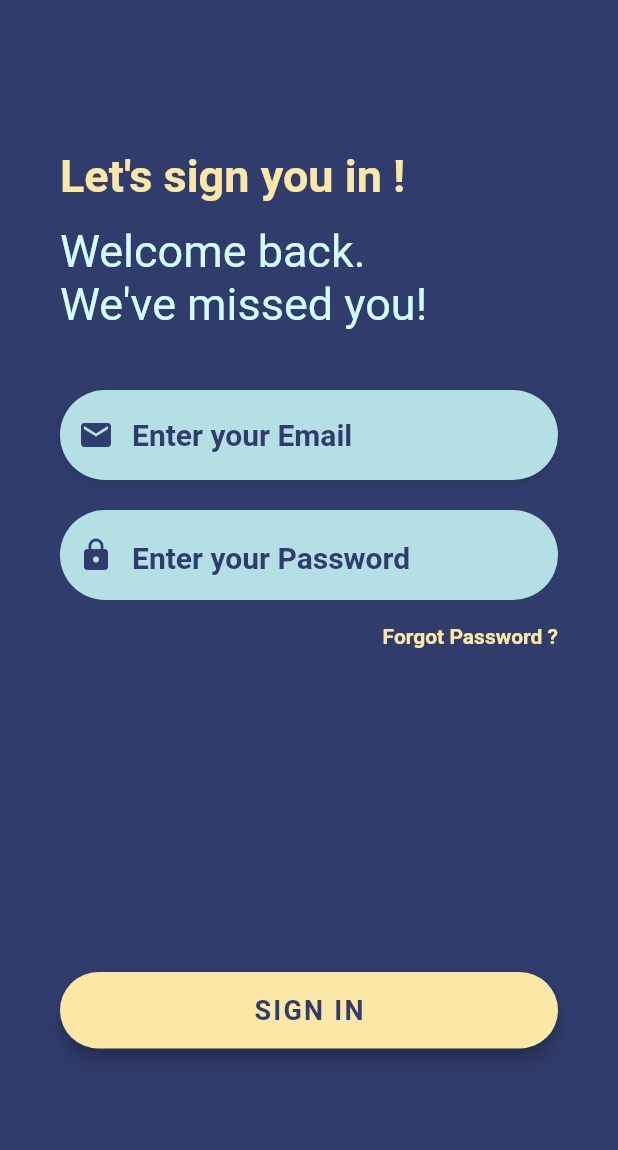
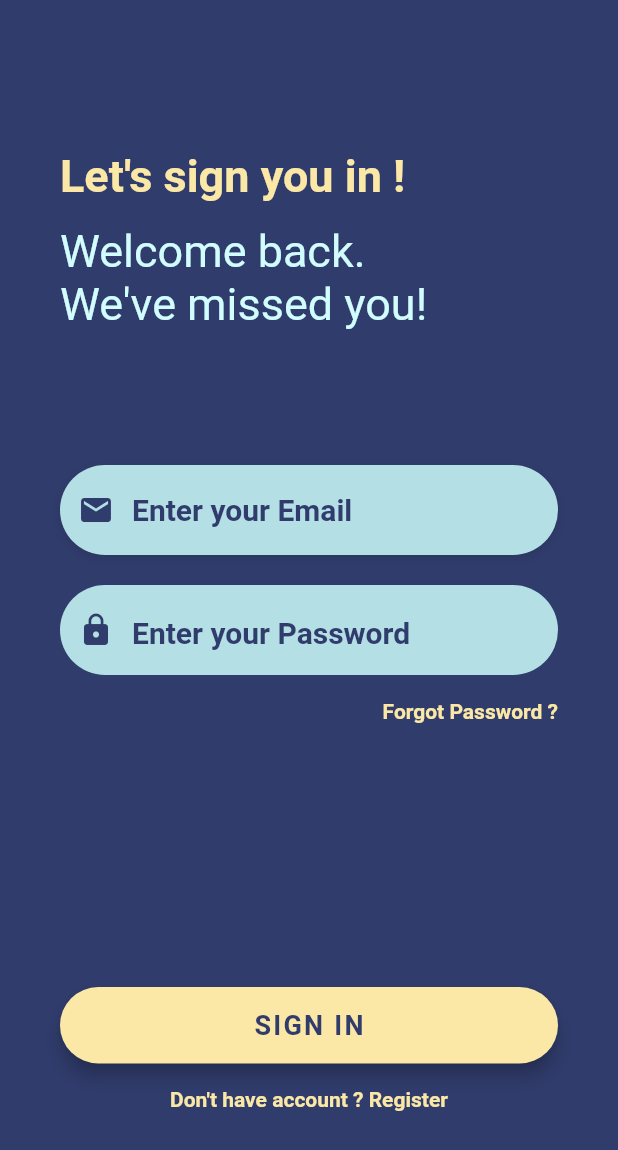
Before and after one commit to Necrelox/AR-U-Here, a Flutter app: the screen it shows after launch, after a tap on "Démarrer", on a phone screen of 412 x 824 dp. Shown: the top 1150 px of the screen. Run offline on Flutter 3.47's test engine with Material 2 defaults, Android fonts, the phone set to English and light mode, and no system bars; our stand-ins replace font_awesome_flutter, google_fonts; Roboto replaces fonts that are missing (OpenSans).

Commit message:
Add register button

```diff
--- a/App/lib/login.dart
+++ b/App/lib/login.dart
@@ -4,7 +4,9 @@ import 'package:flutter/services.dart';
 
 class Login extends StatelessWidget {
   Widget _email() {
-    return Column(
+    return Container(
+      padding: EdgeInsets.only(top: 40.0),
+      child: Column(
         crossAxisAlignment: CrossAxisAlignment.start,
         children: <Widget>[
           const SizedBox(height: 10.0),
@@ -47,6 +49,7 @@ class Login extends StatelessWidget {
             ),
           ),
         ],
+      ),
     );
   }
 
@@ -120,7 +123,7 @@ class Login extends StatelessWidget {
 
   Widget _loginBtn() {
     return Container(
-      padding: EdgeInsets.symmetric(vertical: 200.0),
+      padding: EdgeInsets.only(top: 160.0),
       width: double.infinity,
       child: RaisedButton(
         elevation: 5.0,
@@ -147,10 +150,9 @@ class Login extends StatelessWidget {
   Widget _register() {
     return Container(
       alignment: Alignment.center,
-      // ignore: deprecated_member_use
       child: FlatButton(
         onPressed: () => print("Register"),
-        padding: const EdgeInsets.only(top: 0.0),
+        // padding: const EdgeInsets.only(top: 0.0),
         child: const Text(
           "Don't have account ? Register",
           style: TextStyle(
@@ -204,7 +206,7 @@ class Login extends StatelessWidget {
                   Column(
                     mainAxisAlignment: MainAxisAlignment.center,
                     children: <Widget>[
-                      SizedBox(height: 30),
+                      SizedBox(height: 40),
                       _email(),
                       _password(),
                       _forgotPwd(),
```
Lines whose indentation alone changed are shown as unchanged.
